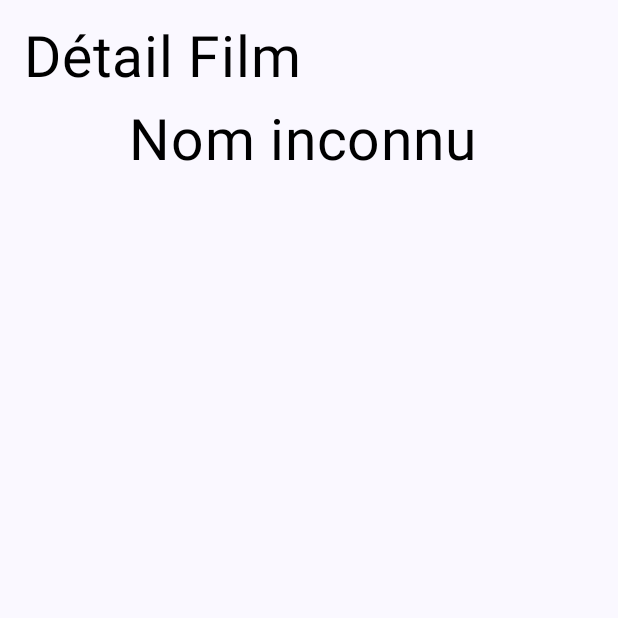
After one commit to Thcerqueira/FilmKotlin, an Android app built with Jetpack Compose: the composable DetailActeur called with empty values, on a phone screen of 412 x 824 dp, the top half of it. The commit adds this screen. Run offline under Robolectric (Android 15) with nearby library versions, the phone set to English and light mode, and no system bars; pictures from the network do not load.

Commit message:
feat(details): film, serie, acteur

```diff
--- /dev/null
+++ b/app/src/main/java/com/example/myapp/DetailActeur.kt
@@ -0,0 +1,104 @@
+import androidx.compose.foundation.Image
+import androidx.compose.foundation.layout.*
+import androidx.compose.foundation.rememberScrollState
+import androidx.compose.foundation.verticalScroll
+import androidx.compose.material3.Text
+import androidx.compose.runtime.Composable
+import androidx.compose.runtime.LaunchedEffect
+import androidx.compose.runtime.collectAsState
+import androidx.compose.ui.Alignment
+import androidx.compose.ui.Modifier
+import androidx.compose.ui.graphics.Color
+import androidx.compose.ui.unit.dp
+import androidx.compose.ui.unit.sp
+import androidx.lifecycle.viewmodel.compose.viewModel
+import androidx.navigation.NavController
+import coil.compose.AsyncImage
+import com.example.myapp.MainViewModel
+
+@Composable
+fun DetailActeur(modifier: Modifier = Modifier, navController: NavController, actorId: Int) {
+    val viewModel: MainViewModel = viewModel()
+    val detailActeurState = viewModel.detailActor.collectAsState()
+    val detailActeur = detailActeurState.value
+
+    println("Détails acteur : $detailActeur")
+
+    LaunchedEffect(actorId) {
+        if (actorId != 0) {
+            viewModel.actorDetail(actorId)
+        }
+    }
+
+    Column(modifier = Modifier
+        .padding(16.dp)
+        .verticalScroll(rememberScrollState())
+        ) {
+        Text(
+            text = "Détail Film",
+            fontSize = 38.sp,
+            color = Color.Black,
+            modifier = Modifier.padding(end = 8.dp)
+        )
+        Row(
+            modifier = Modifier
+                .fillMaxWidth()
+                .padding(top = 10.dp, bottom = 10.dp),
+            horizontalArrangement = Arrangement.Center,
+            verticalAlignment = Alignment.CenterVertically
+        ) {
+            Text(
+                text = detailActeur?.name ?: "Nom inconnu",
+                fontSize = 38.sp,
+                color = Color.Black,
+                modifier = Modifier.padding(end = 8.dp)
+            )
+        }
+        val imageUrl = "https://image.tmdb.org/t/p/w500" + detailActeur?.profile_path
+        AsyncImage(
+            model = imageUrl,
+            contentDescription = detailActeur?.name,
+            modifier = Modifier.padding(end=16.dp)
+        )
+        if (!detailActeur?.biography.isNullOrBlank()) {
+            Row(
+                modifier = Modifier
+                    .fillMaxWidth()
+                    .padding(top = 10.dp, bottom = 10.dp),
+                horizontalArrangement = Arrangement.Center,
+                verticalAlignment = Alignment.CenterVertically
+            ) {
+                Text(
+                    text = "Biographie",
+                    fontSize = 38.sp,
+                    color = Color.Black,
+                    modifier = Modifier.padding(end = 8.dp)
+                )
+            }
+            Text(
+                text = detailActeur?.biography ?: "Biographie inconnue",
+                fontSize = 16.sp,
+                color = Color.Black,
+                modifier = Modifier.padding(end = 8.dp)
+            )
+        }
+        if (!detailActeur?.birthday.isNullOrBlank()) {
+            Text(
+                text = detailActeur?.birthday ?: "Date de naissance inconnue",
+                fontSize = 16.sp,
+                color = Color.Black,
+                modifier = Modifier.padding(end = 8.dp)
+            )
+        }
+        if (!detailActeur?.place_of_birth.isNullOrBlank()) {
+            Text(
+                text = detailActeur?.place_of_birth ?: "Lieu de naissance inconnu",
+                fontSize = 16.sp,
+                color = Color.Black,
+                modifier = Modifier.padding(end = 8.dp)
+            )
+        }
+
+
+    }
+}
--- a/app/src/main/java/com/example/myapp/TmdbAPI.kt
+++ b/app/src/main/java/com/example/myapp/TmdbAPI.kt
@@ -1,6 +1,7 @@
 package com.example.myapp
 
 import retrofit2.http.GET
+import retrofit2.http.Path
 import retrofit2.http.Query
 
 interface TmdbAPI {
@@ -37,4 +38,27 @@ interface TmdbAPI {
         @Query("query") motCle: String
     ): TmdbResult<Acteur>
 
+    @GET("movie/{movieId}")
+    suspend fun getFilmDetail(
+        @Path("movieId") movieId: Int,
+        @Query("api_key") apiKey: String,
+        @Query("language") language: String
+    ): DetailMovie
+
+    @GET("tv/{serieId}")
+    suspend fun getSerieDetail(
+        @Path("serieId") serieId: Int,
+        @Query("api_key") apiKey: String,
+        @Query("language") language: String
+    ): DetailSerie
+
+    @GET("person/{actorId}")
+    suspend fun getActorDetail(
+        @Path("actorId") serieId: Int,
+        @Query("api_key") apiKey: String,
+        @Query("language") language: String
+    ): DetailActor
+
+
+
 }
```
Also changed, not shown: app/src/main/java/com/example/myapp/Acteurs.kt (+10 -7 lines), app/src/main/java/com/example/myapp/DetailFilm.kt (added, +83 -0 lines), app/src/main/java/com/example/myapp/DetailSerie.kt (added, +79 -0 lines), app/src/main/java/com/example/myapp/Films.kt (+10 -8 lines), app/src/main/java/com/example/myapp/MainActivity.kt (+17 -0 lines), app/src/main/java/com/example/myapp/MainViewModel.kt (+34 -0 lines), app/src/main/java/com/example/myapp/Series.kt (+10 -7 lines), app/src/main/java/com/example/myapp/model.kt (+70 -0 lines).
